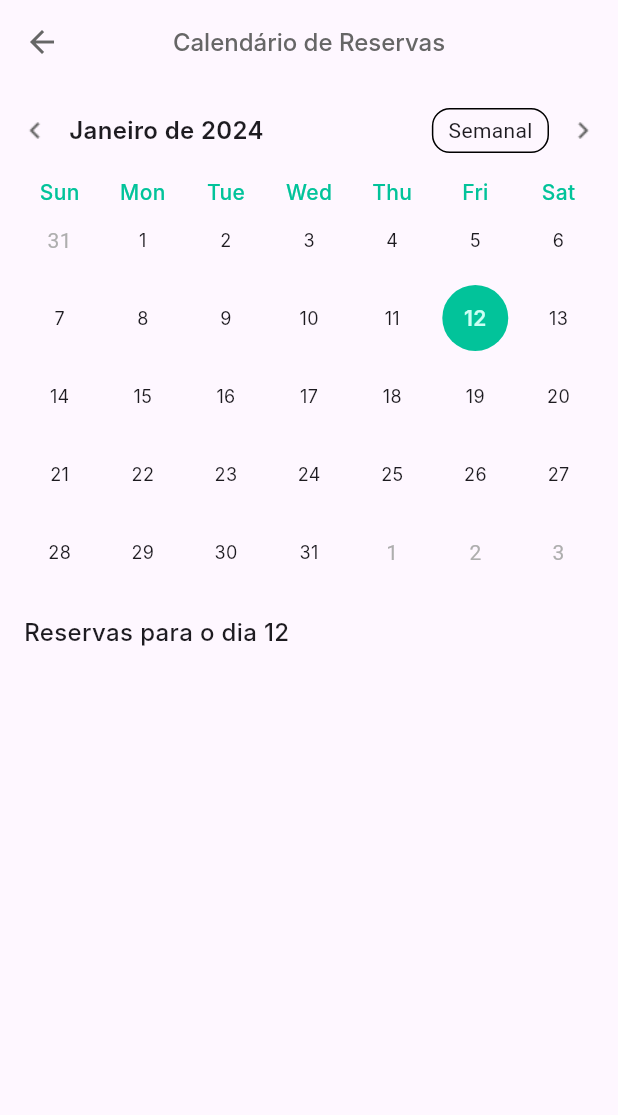
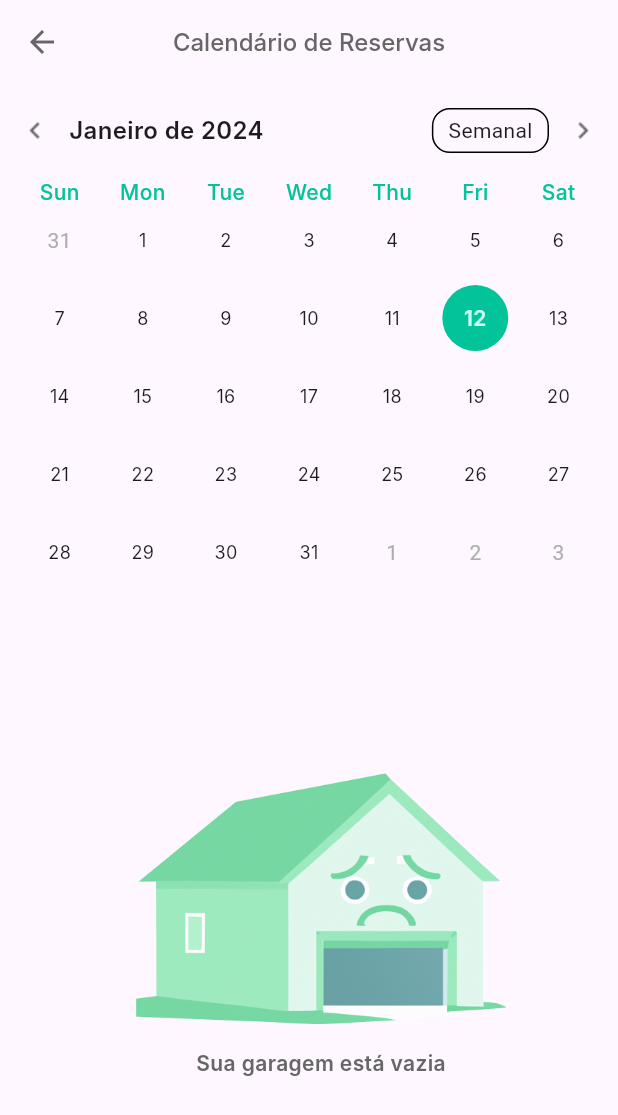
Before and after one commit to andreleitejr/vagali, a Flutter app: the CalendarView screen opened directly with empty values, on a phone screen of 412 x 824 dp. Shown: the top 1115 px of the screen. Run offline on Flutter 3.47's test engine with Material 3 defaults, Android fonts, the phone set to English and light mode, and no system bars; drawn by our look-alikes of table_calendar; our stand-ins replace brasil_fields, carousel_slider, cloud_firestore, diacritic, dio, firebase_auth and 20 more; missing offline and left inert: app_settings, blurhash, dart:ffi, flutter_braintree, flutter_facebook_auth, jumping_dot; accounts and stored records are empty; Roboto replaces fonts that are missing (Inter); statements that could not run were skipped.

Commit message:
chore: Imagem de lista vazia

```diff
--- a/lib/features/auth/views/login_view.dart
+++ b/lib/features/auth/views/login_view.dart
@@ -37,9 +37,11 @@ class LoginView extends StatelessWidget {
                   child: const Logo(),
                 ),
               ),
-              const GradientText(
+              Text(
                 'Bem-vindo,',
-                style: ThemeTypography.semiBold16,
+                style: ThemeTypography.semiBold16.apply(
+                  color: ThemeColors.primary,
+                ),
               ),
               const SizedBox(height: 4),
               const Text(
--- a/lib/features/calendar/views/calendar_view.dart
+++ b/lib/features/calendar/views/calendar_view.dart
@@ -4,12 +4,15 @@ import 'package:table_calendar/table_calendar.dart';
 import 'package:vagali/features/calendar/controllers/calendar_controller.dart';
 import 'package:vagali/features/reservation/models/reservation.dart';
 import 'package:vagali/features/reservation/widgets/reservation_history_item.dart';
+import 'package:vagali/features/reservation/widgets/reservation_item.dart';
 import 'package:vagali/theme/coolicons.dart';
+import 'package:vagali/theme/images.dart';
 import 'package:vagali/theme/theme_colors.dart';
 import 'package:vagali/theme/theme_typography.dart';
 import 'package:vagali/utils/extensions.dart';
 import 'package:vagali/widgets/coolicon.dart';
 import 'package:vagali/widgets/date_card.dart';
+import 'package:vagali/widgets/empty_list.dart';
 import 'package:vagali/widgets/top_bavigation_bar.dart';
 
 class CalendarView extends StatefulWidget {
@@ -152,57 +155,34 @@ class _CalendarViewState extends State<CalendarView> {
             ),
           ),
           const SizedBox(height: 16),
+          if (controller.selectedReservations.isNotEmpty) ...[
             Row(
               children: [
                 Padding(
                   padding: const EdgeInsets.only(left: 16),
                   child: Text(
                     controller.activitiesTitle.value,
-                  style: ThemeTypography.medium16,
+                    style: ThemeTypography.medium14,
                   ),
                 ),
               ],
             ),
+          ] else ...[
+            Expanded(
+              child: Padding(
+                padding: const EdgeInsets.only(left: 16),
+                child: EmptyList(),
+              ),
+            ),
+          ],
+          if (controller.selectedReservations.isNotEmpty)
             Expanded(
               child: ListView.builder(
                 itemCount: controller.selectedReservations.length,
                 itemBuilder: (BuildContext context, int index) {
                   final reservation = controller.selectedReservations[index];
 
-                return ListTile(
-                  leading: Container(
-                    width: 44,
-                    height: 44,
-                    alignment: Alignment.center,
-                    child: Column(
-                      mainAxisAlignment: MainAxisAlignment.center,
-                      children: [
-                        HourCard(date: reservation.startDate),
-                      ],
-                    ),
-                  ),
-                  title: Row(
-                    children: [
-                      Expanded(
-                        child: Text(
-                            "${reservation.tenant?.firstName ?? 'Teste'}"
-                            " ${reservation.tenant?.lastName ?? 'Teste'}",
-                            style: ThemeTypography.medium14),
-                      ),
-                      Text(
-                        '+${reservation.totalCost.toMonetaryString()}',
-                        style: ThemeTypography.medium14.apply(
-                          color: ThemeColors.primary,
-                        ),
-                      ),
-                    ],
-                  ),
-                  subtitle: Text(
-                    "${reservation.startDate.toFriendlyDateTimeString()}"
-                    " até ${reservation.endDate.toFriendlyDateTimeString()}",
-                    style: ThemeTypography.regular10,
-                  ),
-                );
+                  return ReservationItem(reservation: reservation);
                 },
               ),
             ),
--- a/lib/features/dashboard/widgets/dashboard_card.dart
+++ b/lib/features/dashboard/widgets/dashboard_card.dart
@@ -39,7 +39,7 @@ class DashboardCard extends StatelessWidget {
                   const SizedBox(width: 4),
                   Text(
                     title,
-                    style: ThemeTypography.semiBold12.apply(
+                    style: ThemeTypography.regular12.apply(
                       color: Colors.white,
                     ),
                   ),
--- a/lib/theme/images.dart
+++ b/lib/theme/images.dart
@@ -2,6 +2,7 @@ class Images {
   static const brazil = 'images/brazil.png';
   static const camera = 'images/camera.png';
   static const car = 'images/car.png';
+  static const empty = 'images/empty.png';
   static const logo = 'images/logo.png';
   static const logoWhite = 'images/logo-white.png';
   static const marker = 'images/marker.png';
--- /dev/null
+++ b/lib/widgets/empty_list.dart
@@ -0,0 +1,33 @@
+import 'package:flutter/material.dart';
+import 'package:vagali/theme/images.dart';
+import 'package:vagali/theme/theme_colors.dart';
+import 'package:vagali/theme/theme_typography.dart';
+
+class EmptyList extends StatelessWidget {
+  const EmptyList({super.key});
+
+  @override
+  Widget build(BuildContext context) {
+    return Column(
+      mainAxisAlignment: MainAxisAlignment.center,
+      children: [
+        Opacity(
+          opacity: 0.75,
+          child: Image.asset(
+            Images.empty,
+            width: MediaQuery.of(context).size.width * 0.6,
+          ),
+        ),
+        const SizedBox(
+          height: 16,
+        ),
+        Text(
+          'Sua garagem está vazia',
+          style: ThemeTypography.semiBold14.apply(
+            color: ThemeColors.grey4,
+          ),
+        ),
+      ],
+    );
+  }
+}
--- a/lib/widgets/snackbar.dart
+++ b/lib/widgets/snackbar.dart
@@ -11,7 +11,7 @@ Future<void> snackBar(
   Get.snackbar(
     title,
     message,
-    backgroundColor: ThemeColors.intermediary,
+    backgroundColor: ThemeColors.primary,
     colorText: ThemeColors.lightGreen,
     messageText: Text(
       message,
```
Also changed, not shown: lib/features/dashboard/views/dashboard_view.dart (+6 -3 lines), lib/features/home/landlord/controllers/dashboard_controller.dart (+3 -4 lines), lib/features/home/landlord/views/landlord_home_view.dart (+11 -6 lines), lib/features/reservation/widgets/reservation_item.dart (+14 -8 lines), images/empty.png (added), images/logo.png. Lines whose indentation alone changed are shown as unchanged.
